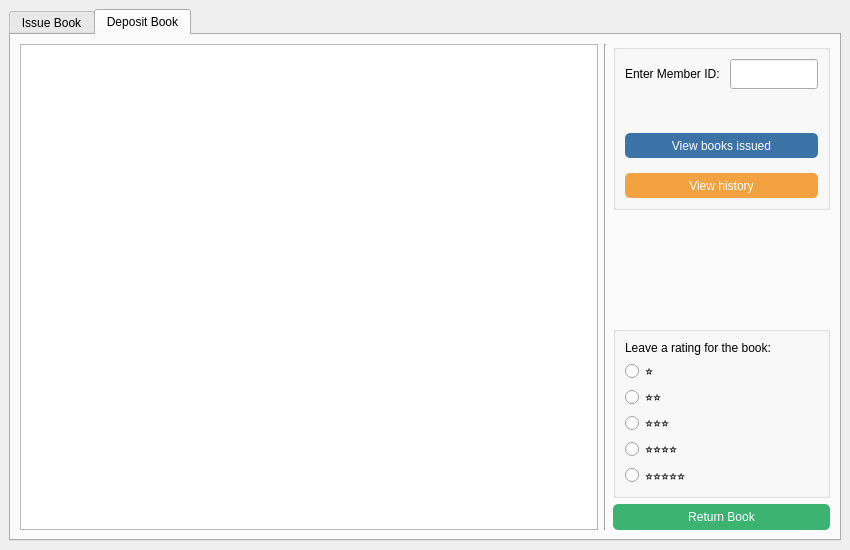
The window that GeneratedUI/uifiles/myapp.ui (ayushr01/Library-Management-System) describes before a commit, drawn with Qt 5.
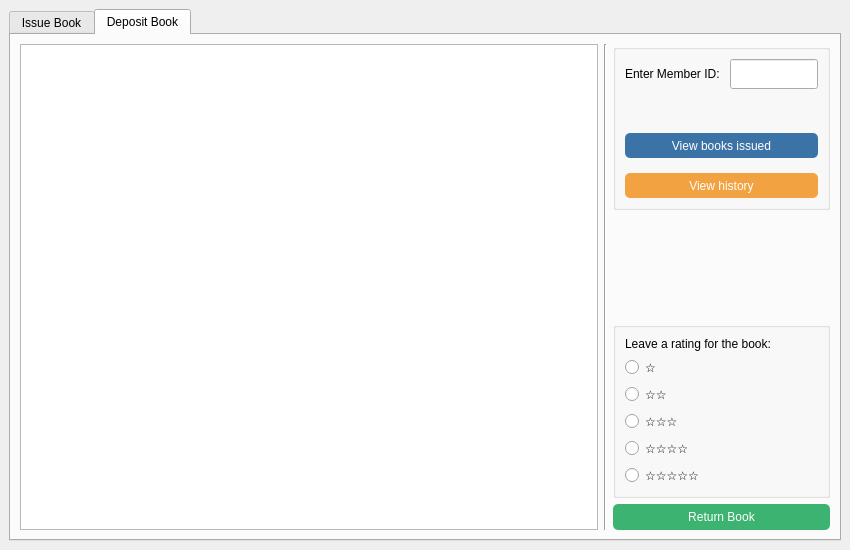
The same window after the commit. The open tabs and pages were chosen to show the change.

Commit message: Fixed star emoji issue

Diff of the .ui file:
```diff
--- a/GeneratedUI/uifiles/myapp.ui
+++ b/GeneratedUI/uifiles/myapp.ui
@@ -432,35 +432,35 @@
              <item>
               <widget class="QRadioButton" name="onestar">
                <property name="text">
-                <string>⭐</string>
+                <string>☆</string>
                </property>
               </widget>
              </item>
              <item>
               <widget class="QRadioButton" name="twostar">
                <property name="text">
-                <string>⭐⭐</string>
+                <string>☆☆</string>
                </property>
               </widget>
              </item>
              <item>
               <widget class="QRadioButton" name="threestar">
                <property name="text">
-                <string>⭐⭐⭐</string>
+                <string>☆☆☆</string>
                </property>
               </widget>
              </item>
              <item>
               <widget class="QRadioButton" name="fourstar">
                <property name="text">
-                <string>⭐⭐⭐⭐</string>
+                <string>☆☆☆☆</string>
                </property>
               </widget>
              </item>
              <item>
               <widget class="QRadioButton" name="fivestar">
                <property name="text">
-                <string>⭐️⭐️⭐️⭐️⭐️</string>
+                <string>☆☆☆☆☆</string>
                </property>
               </widget>
              </item>
```
The commit also changes 2 other files.
